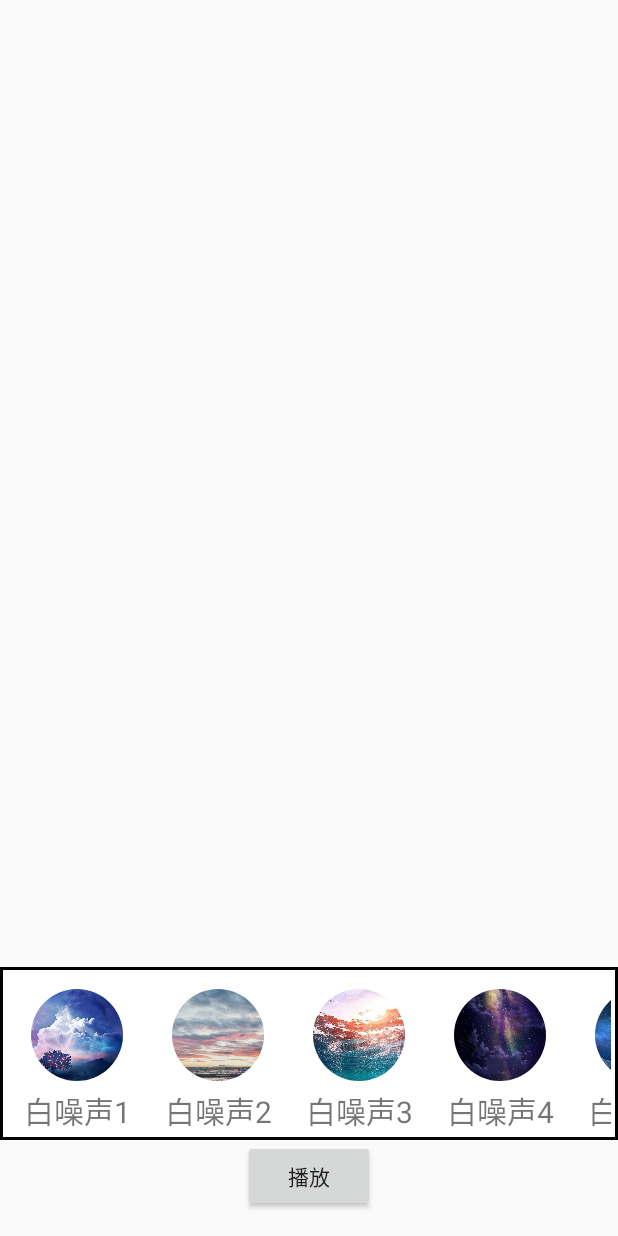
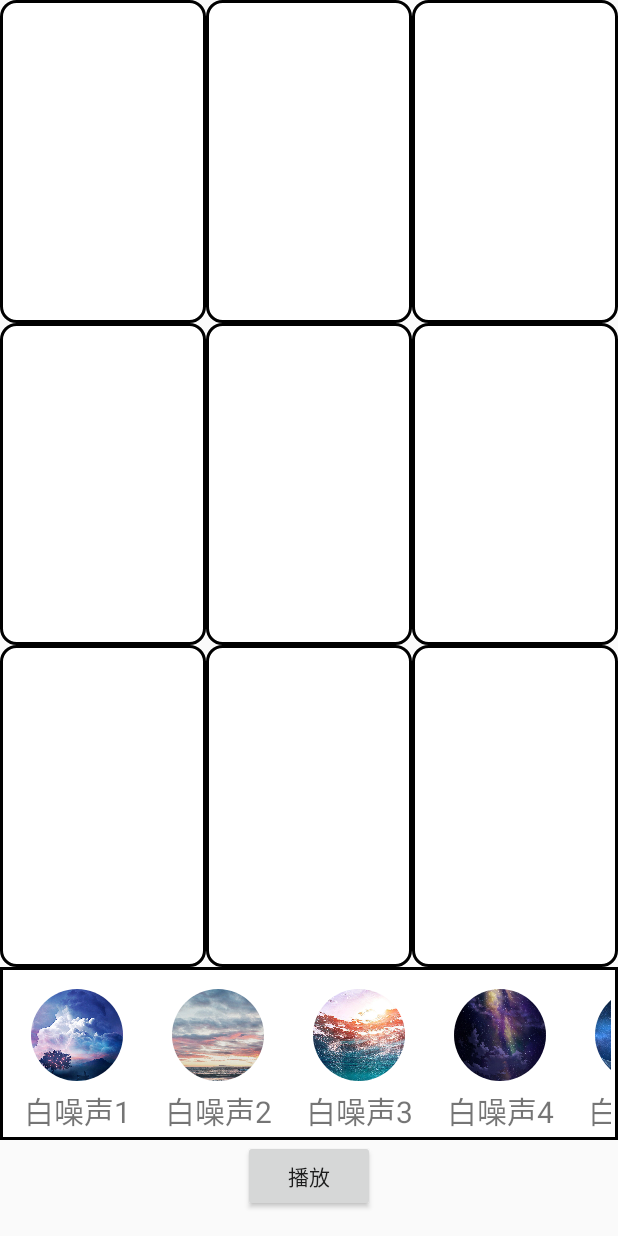
Before and after one commit to JunkFood02/Morii, an Android app: the MusicSelectActivity screen opened directly, with no data from a screen before it, after a tap on "完成", on a phone screen of 412 x 824 dp. Run offline under Robolectric (Android 15) with nearby library versions, the phone set to English and light mode, and no system bars.

Commit message:
Basically implement drag-and-drop in MixActivity

```diff
--- a/app/src/main/AndroidManifest.xml
+++ b/app/src/main/AndroidManifest.xml
@@ -23,8 +23,6 @@
             android:exported="true">
             <intent-filter>
                 <action android:name="android.intent.action.MAIN" />
-
-<!--                <category android:name="android.intent.category.LAUNCHER" />-->
             </intent-filter>
         </activity>
         <activity
@@ -33,7 +31,6 @@
             <intent-filter>
                 <action android:name="android.intent.action.MAIN" />
                  <category android:name="android.intent.category.LAUNCHER" />
-
             </intent-filter>
         </activity>
     </application>
--- a/app/src/main/java/com/hustunique/musica/design/MixActivity.java
+++ b/app/src/main/java/com/hustunique/musica/design/MixActivity.java
@@ -1,6 +1,8 @@
 package com.hustunique.musica.design;
 
 import android.os.Bundle;
+import android.view.DragEvent;
+import android.widget.ImageView;
 
 import androidx.appcompat.app.AppCompatActivity;
 import androidx.recyclerview.widget.LinearLayoutManager;
@@ -8,11 +10,15 @@ import androidx.recyclerview.widget.RecyclerView;
 
 import com.hustunique.musica.R;
 
+import java.util.ArrayList;
+import java.util.List;
+import java.util.Map;
+
 public class MixActivity extends AppCompatActivity implements IMixDesign.IView{
 
     private IMixDesign.IPresenter presenter;
     private RecyclerView recyclerView;
-
+    private ImageView[] squares = new ImageView[9];
     @Override
     protected void onCreate(Bundle savedInstanceState) {
         super.onCreate(savedInstanceState);
@@ -24,6 +30,25 @@ public class MixActivity extends AppCompatActivity implements IMixDesign.IView{
     }
 
     private void initUI() {
+        squares[0] = findViewById(R.id.square1);
+        squares[1] = findViewById(R.id.square2);
+        squares[2] = findViewById(R.id.square3);
+        squares[3] = findViewById(R.id.square4);
+        squares[4] = findViewById(R.id.square5);
+        squares[5] = findViewById(R.id.square6);
+        squares[6] = findViewById(R.id.square7);
+        squares[7] = findViewById(R.id.square8);
+        squares[8] = findViewById(R.id.square9);
+        for(ImageView imageView:squares){
+            imageView.setOnDragListener(((v, event) -> {
+                switch (event.getAction()){
+                    case DragEvent.ACTION_DROP:
+                        imageView.setImageResource(R.drawable.x1);
+                        break;
+                }
+                return true;
+            }));
+        }
         setRecyclerView();
     }
 
--- /dev/null
+++ b/app/src/main/java/com/hustunique/musica/design/OnDragListener.java
@@ -0,0 +1,21 @@
+package com.hustunique.musica.design;
+
+import android.content.ClipData;
+import android.content.ClipDescription;
+import android.view.View;
+
+public class OnDragListener implements View.OnLongClickListener {
+    private View itemView;
+    public OnDragListener(View view){
+        itemView = view;
+    }
+    @Override
+    public boolean onLongClick(View v) {
+        ClipData.Item item = new ClipData.Item("helll");
+        String[] mimeTypes = {ClipDescription.MIMETYPE_TEXT_PLAIN};
+        View.DragShadowBuilder shadow = new View.DragShadowBuilder(itemView);
+        ClipData dragDate = new ClipData("wdwd",mimeTypes,item);
+        itemView.startDrag(dragDate,shadow,null,View.DRAG_FLAG_GLOBAL);
+        return false;
+    }
+}
--- a/app/src/main/java/com/hustunique/musica/design/WhiteNoiseAdapter.java
+++ b/app/src/main/java/com/hustunique/musica/design/WhiteNoiseAdapter.java
@@ -57,6 +57,7 @@ public class WhiteNoiseAdapter extends RecyclerView.Adapter<com.hustunique.music
         if (position % 7 + 1 == 7) holder.imageView.setImageResource(R.drawable.x7);
         holder.textView.setText("白噪声"+String.valueOf(position+1));
         Log.d("RECYCLER2", String.valueOf(position));
+        holder.itemView.setOnLongClickListener(new OnDragListener(holder.itemView));
         holder.itemView.setOnClickListener(v -> {
 //            Toast.makeText(context,"QWQ",Toast.LENGTH_LONG);
             if (!holder.Select) holder.textView.setTextColor(Color.parseColor("#FF0000"));
--- a/app/src/main/java/com/hustunique/musica/home/MainActivity.java
+++ b/app/src/main/java/com/hustunique/musica/home/MainActivity.java
@@ -46,7 +46,6 @@ public class MainActivity extends AppCompatActivity implements IHomePage.IView {
 
     @Override
     protected void onResume() {
-        //presenter.getUI();
         super.onResume();
     }
 }
--- a/app/src/main/java/com/hustunique/musica/home/ModelMain.java
+++ b/app/src/main/java/com/hustunique/musica/home/ModelMain.java
@@ -15,7 +15,7 @@ public class ModelMain implements IHomePage.IModel{
 //        musicDiaryItem.setPianoID();
 //        musicDiaryItem.setNoiseID();
         musicDiaryItem.setCalendar();
-        musicDiaryItem.setWorkID("!!@#");
+        musicDiaryItem.setItemID("!!@#");
         musicDiaryItem.setArticle("I am a ....");
         musicDiaryItem.setTitle("Me");
         for (int i=1;i<=10;i++) list.add(musicDiaryItem);
--- a/app/src/main/java/com/hustunique/musica/home/MusicDiaryAdapter.java
+++ b/app/src/main/java/com/hustunique/musica/home/MusicDiaryAdapter.java
@@ -83,7 +83,7 @@ public class MusicDiaryAdapter extends RecyclerView.Adapter<MusicDiaryAdapter.My
             @Override
             public void onClick(View v) {
                 Intent intent = new Intent(context, ExactActivity.class);
-                intent.putExtra("WID", musicDiaryItem.getWorkID());
+                intent.putExtra("WID", musicDiaryItem.getItemID());
                 context.startActivity(intent);
             }
         });
--- a/app/src/main/java/com/hustunique/musica/music/MusicSelectActivity.java
+++ b/app/src/main/java/com/hustunique/musica/music/MusicSelectActivity.java
@@ -1,15 +1,22 @@
 package com.hustunique.musica.music;
 
 import android.content.Intent;
+import android.os.Build;
 import android.os.Bundle;
 import android.util.Log;
+import android.view.View;
+import android.view.ViewGroup;
 import android.view.animation.AlphaAnimation;
 import android.view.animation.Animation;
 import android.widget.TextView;
 
 import androidx.annotation.NonNull;
 import androidx.appcompat.app.AppCompatActivity;
+import androidx.constraintlayout.widget.ConstraintLayout;
+import androidx.core.graphics.Insets;
+import androidx.core.view.ViewCompat;
 import androidx.core.view.WindowCompat;
+import androidx.core.view.WindowInsetsCompat;
 import androidx.recyclerview.widget.LinearLayoutManager;
 import androidx.recyclerview.widget.PagerSnapHelper;
 import androidx.recyclerview.widget.RecyclerView;
@@ -23,6 +30,7 @@ public class MusicSelectActivity extends AppCompatActivity implements IMusicSele
     private static final String TAG = "MusicSelectActivity";
     private TextView textView;
     private TextView Selected;
+    private ConstraintLayout constraintLayout;
 
     @Override
     protected void onCreate(Bundle savedInstanceState) {
@@ -40,8 +48,9 @@ public class MusicSelectActivity extends AppCompatActivity implements IMusicSele
 
     private void initUI() {
         textView = findViewById(R.id.Emotion);
+        constraintLayout=findViewById(R.id.musicSelectLayout);
         setRecyclerView();
-        WindowCompat.setDecorFitsSystemWindows(getWindow(), false);
+        setImmersiveStatusBar();
     }
 
     private void setRecyclerView() {
@@ -79,6 +88,25 @@ public class MusicSelectActivity extends AppCompatActivity implements IMusicSele
             }
         });
     }
-
+    /**
+     *<p>Make contents show behind the transparent Status Bar.<p/>
+     */
+    private void setImmersiveStatusBar() {
+        if (Build.VERSION.SDK_INT >= 31) {
+            WindowCompat.setDecorFitsSystemWindows(getWindow(), false);
+            ViewCompat.setOnApplyWindowInsetsListener(constraintLayout, (v, windowInsets) -> {
+                Insets insets = windowInsets.getInsets(WindowInsetsCompat.Type.systemBars());
+                ViewGroup.MarginLayoutParams mlp = (ViewGroup.MarginLayoutParams) v.getLayoutParams();
+                mlp.leftMargin = insets.left;
+                mlp.bottomMargin = insets.bottom;
+                mlp.rightMargin = insets.right;
+                v.setLayoutParams(mlp);
+                return WindowInsetsCompat.CONSUMED;
+            });
+        } else {
+            getWindow().getDecorView().setSystemUiVisibility(
+                    View.SYSTEM_UI_FLAG_LAYOUT_FULLSCREEN);
+        }
+    }
 
 }
--- a/app/src/main/res/layout/activity_mix.xml
+++ b/app/src/main/res/layout/activity_mix.xml
@@ -7,6 +7,100 @@
     android:fitsSystemWindows="false"
     tools:context=".design.MixActivity">
 
+
+    <LinearLayout
+        android:layout_width="0dp"
+        android:layout_height="0dp"
+        android:orientation="vertical"
+        app:layout_constraintBottom_toTopOf="@+id/recyclerView03"
+        app:layout_constraintEnd_toEndOf="parent"
+        app:layout_constraintStart_toStartOf="parent"
+        app:layout_constraintTop_toTopOf="parent">
+
+        <LinearLayout
+            android:layout_width="match_parent"
+            android:layout_height="match_parent"
+            android:layout_weight="1"
+            android:orientation="horizontal">
+
+            <ImageView
+                android:id="@+id/square1"
+                android:layout_width="match_parent"
+                android:layout_height="match_parent"
+                android:layout_weight="1"
+                app:srcCompat="@drawable/square" />
+
+            <ImageView
+                android:id="@+id/square2"
+                android:layout_width="match_parent"
+                android:layout_height="match_parent"
+                android:layout_weight="1"
+                app:srcCompat="@drawable/square" />
+
+            <ImageView
+                android:id="@+id/square3"
+                android:layout_width="match_parent"
+                android:layout_height="match_parent"
+                android:layout_weight="1"
+                app:srcCompat="@drawable/square" />
+        </LinearLayout>
+
+        <LinearLayout
+            android:layout_width="match_parent"
+            android:layout_height="match_parent"
+            android:layout_weight="1"
+            android:orientation="horizontal">
+
+            <ImageView
+                android:id="@+id/square4"
+                android:layout_width="match_parent"
+                android:layout_height="match_parent"
+                android:layout_weight="1"
+                app:srcCompat="@drawable/square" />
+
+            <ImageView
+                android:id="@+id/square5"
+                android:layout_width="match_parent"
+                android:layout_height="match_parent"
+                android:layout_weight="1"
+                app:srcCompat="@drawable/square" />
+
+            <ImageView
+                android:id="@+id/square6"
+                android:layout_width="match_parent"
+                android:layout_height="match_parent"
+                android:layout_weight="1"
+                app:srcCompat="@drawable/square" />
+        </LinearLayout>
+
+        <LinearLayout
+            android:layout_width="match_parent"
+            android:layout_height="match_parent"
+            android:layout_weight="1"
+            android:orientation="horizontal">
+
+            <ImageView
+                android:id="@+id/square7"
+                android:layout_width="match_parent"
+                android:layout_height="match_parent"
+                android:layout_weight="1"
+                app:srcCompat="@drawable/square" />
+
+            <ImageView
+                android:id="@+id/square8"
+                android:layout_width="match_parent"
+                android:layout_height="match_parent"
+                android:layout_weight="1"
+                app:srcCompat="@drawable/square" />
+
+            <ImageView
+                android:id="@+id/square9"
+                android:layout_width="match_parent"
+                android:layout_height="match_parent"
+                android:layout_weight="1"
+                app:srcCompat="@drawable/square" />
+        </LinearLayout>
+    </LinearLayout>
 
     <androidx.recyclerview.widget.RecyclerView
         android:id="@+id/recyclerView03"
--- a/app/src/main/res/layout/activity_music_select.xml
+++ b/app/src/main/res/layout/activity_music_select.xml
@@ -5,7 +5,7 @@
     android:layout_width="match_parent"
     android:fitsSystemWindows="false"
     android:layout_height="match_parent"
-
+    android:id="@+id/musicSelectLayout"
     tools:context=".music.MusicSelectActivity">
 
     <androidx.recyclerview.widget.RecyclerView
```
